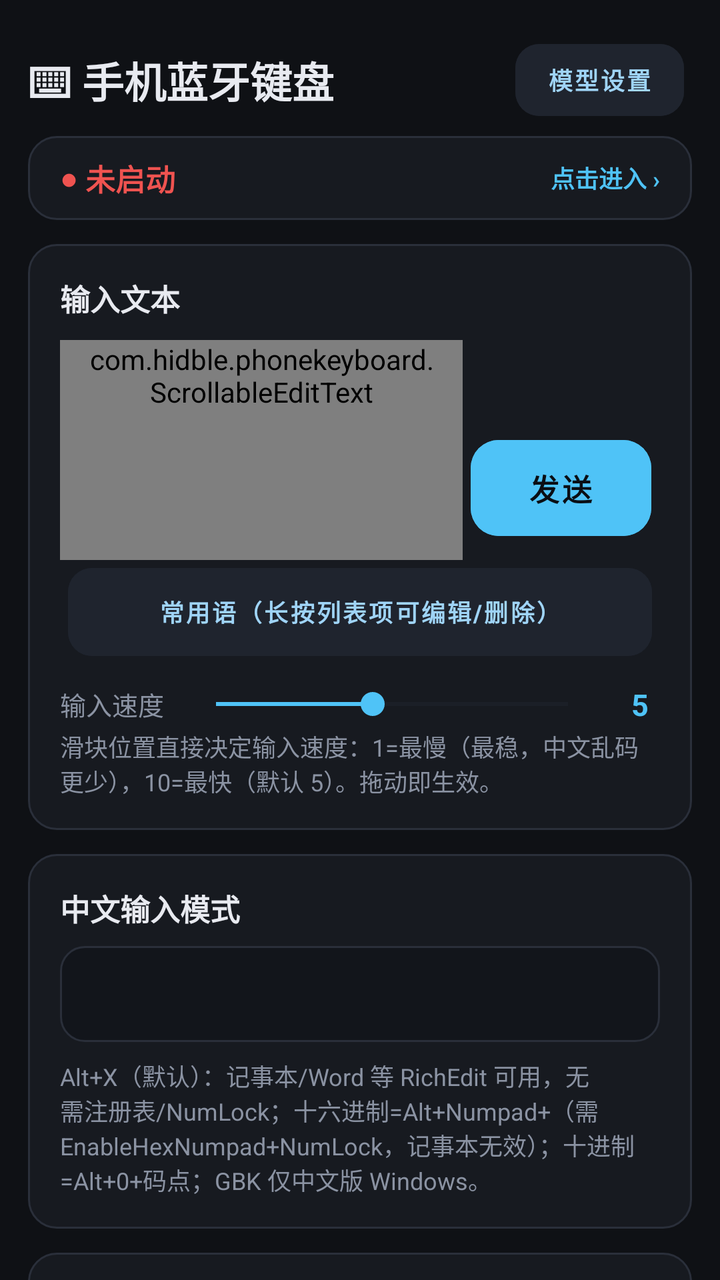
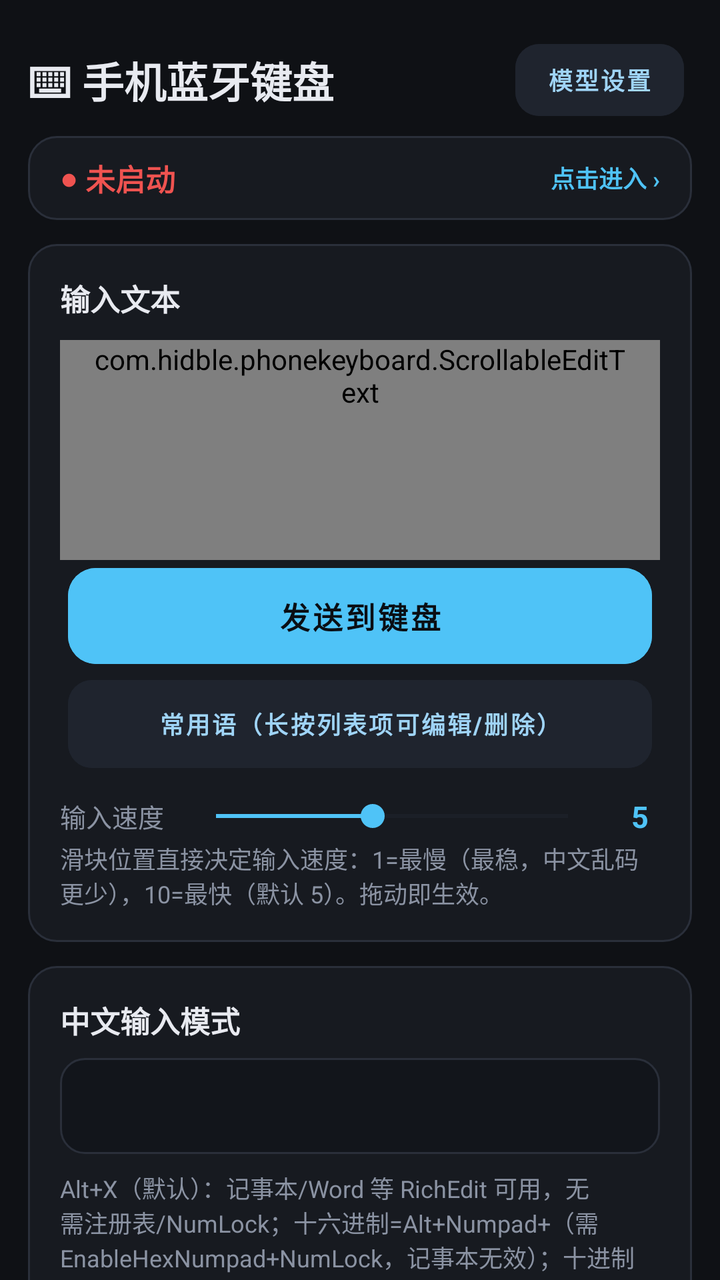

Before-and-after screenshots of an Android layout around one commit, followed by the original layout XML and the change that was made.
<!-- AndroidManifest.xml: activity theme Theme.HIDBLEKeyboard -->
<!-- res/layout/activity_main.xml -->
<?xml version="1.0" encoding="utf-8"?>
<ScrollView xmlns:android="http://schemas.android.com/apk/res/android"
    android:layout_width="match_parent"
    android:layout_height="match_parent"
    android:background="@color/background"
    android:fillViewport="true"
    android:scrollbars="none">

    <LinearLayout
        android:layout_width="match_parent"
        android:layout_height="wrap_content"
        android:orientation="vertical"
        android:padding="14dp">

        
        <LinearLayout
            android:layout_width="match_parent"
            android:layout_height="wrap_content"
            android:orientation="horizontal"
            android:gravity="center_vertical"
            android:layout_marginTop="4dp"
            android:layout_marginBottom="6dp">

            <TextView
                android:layout_width="wrap_content"
                android:layout_height="wrap_content"
                android:text="⌨ 手机蓝牙键盘"
                android:textSize="21sp"
                android:textStyle="bold"
                android:textColor="@color/text_primary" />

            <View
                android:layout_width="0dp"
                android:layout_height="1dp"
                android:layout_weight="1" />

            <Button
                android:id="@+id/llmSettingsTopButton"
                style="@style/KeyButton"
                android:layout_width="wrap_content"
                android:layout_height="36dp"
                android:text="模型设置" />
        </LinearLayout>

        
        <LinearLayout
            android:id="@+id/statusCard"
            android:layout_width="match_parent"
            android:layout_height="wrap_content"
            android:orientation="horizontal"
            android:gravity="center_vertical"
            android:background="@drawable/bg_card"
            android:clickable="true"
            android:focusable="true"
            android:foreground="?attr/selectableItemBackground"
            android:paddingStart="16dp"
            android:paddingEnd="16dp"
            android:paddingTop="10dp"
            android:paddingBottom="10dp"
            android:layout_marginBottom="12dp">

            <TextView
                android:id="@+id/headerStatusDot"
                android:layout_width="wrap_content"
                android:layout_height="wrap_content"
                android:text="● "
                android:textSize="15sp"
                android:textColor="@color/disconnected" />

            <TextView
                android:id="@+id/headerStatusText"
                android:layout_width="0dp"
                android:layout_height="wrap_content"
                android:layout_weight="1"
                android:text="未启动"
                android:textSize="15sp"
                android:textStyle="bold"
                android:textColor="@color/disconnected" />

            <TextView
                android:layout_width="wrap_content"
                android:layout_height="wrap_content"
                android:text="点击进入 ›"
                android:textSize="12sp"
                android:textStyle="bold"
                android:textColor="@color/primary" />
        </LinearLayout>

        
        <LinearLayout
            android:layout_width="match_parent"
            android:layout_height="wrap_content"
            android:orientation="vertical"
            android:background="@drawable/bg_card"
            android:padding="16dp"
            android:layout_marginBottom="12dp">

            <TextView
                android:layout_width="wrap_content"
                android:layout_height="wrap_content"
                android:text="输入文本"
                android:textSize="15sp"
                android:textStyle="bold"
                android:textColor="@color/text_primary"
                android:layout_marginBottom="10dp" />

            <LinearLayout
                android:layout_width="match_parent"
                android:layout_height="wrap_content"
                android:orientation="horizontal"
                android:gravity="center_vertical">

                <com.hidble.phonekeyboard.ScrollableEditText
                    android:id="@+id/textInput"
                    android:layout_width="0dp"
                    android:layout_height="wrap_content"
                    android:minHeight="110dp"
                    android:layout_weight="1"
                    android:background="@drawable/bg_input"
                    android:paddingStart="14dp"
                    android:paddingEnd="14dp"
                    android:hint="输入文字（支持中文/英文/数字，可多行）"
                    android:textColor="@color/text_primary"
                    android:textColorHint="@color/text_hint"
                    android:textColorHighlight="#334FC3F7"
                    android:textSize="15sp"
                    android:gravity="top|start"
                    android:inputType="textMultiLine"
                    android:lines="4"
                    android:minLines="4"
                    android:scrollbars="vertical"
                    android:scrollbarStyle="outsideOverlay"
                    android:fadeScrollbars="false"
                    android:importantForAutofill="no" />

                <Button
                    android:id="@+id/sendButton"
                    style="@style/PrimaryButton"
                    android:layout_width="0dp"
                    android:layout_height="48dp"
                    android:layout_weight="0.45"
                    android:layout_gravity="bottom"
                    android:layout_marginStart="8dp"
                    android:text="发送" />
            </LinearLayout>

            <Button
                android:id="@+id/phraseButton"
                style="@style/KeyButton"
                android:layout_width="match_parent"
                android:layout_height="44dp"
                android:layout_marginTop="8dp"
                android:text="常用语（长按列表项可编辑/删除）" />

            
            <LinearLayout
                android:layout_width="match_parent"
                android:layout_height="wrap_content"
                android:orientation="horizontal"
                android:gravity="center_vertical"
                android:layout_marginTop="10dp">

                <TextView
                    android:layout_width="wrap_content"
                    android:layout_height="wrap_content"
                    android:text="输入速度"
                    android:textSize="13sp"
                    android:textColor="@color/text_secondary" />

                <SeekBar
                    android:id="@+id/speedSeekBar"
                    android:layout_width="0dp"
                    android:layout_height="wrap_content"
                    android:layout_weight="1"
                    android:layout_marginStart="10dp"
                    android:layout_marginEnd="10dp"
                    android:min="1"
                    android:max="10"
                    android:progress="5"
                    android:progressTint="@color/primary"
                    android:progressBackgroundTint="@color/card_stroke"
                    android:thumbTint="@color/primary" />

                <TextView
                    android:id="@+id/speedValueText"
                    android:layout_width="wrap_content"
                    android:layout_height="wrap_content"
                    android:text="5"
                    android:textSize="15sp"
                    android:textStyle="bold"
                    android:textColor="@color/primary"
                    android:minWidth="20dp"
                    android:gravity="center" />
            </LinearLayout>

            <TextView
                android:layout_width="match_parent"
                android:layout_height="wrap_content"
                android:text="滑块位置直接决定输入速度：1=最慢（最稳，中文乱码更少），10=最快（默认 5）。拖动即生效。"
                android:textSize="12sp"
                android:textColor="@color/text_secondary"
                android:layout_marginTop="2dp" />
        </LinearLayout>

        
        <LinearLayout
            android:layout_width="match_parent"
            android:layout_height="wrap_content"
            android:orientation="vertical"
            android:background="@drawable/bg_card"
            android:padding="16dp"
            android:layout_marginBottom="12dp">

            <TextView
                android:layout_width="wrap_content"
                android:layout_height="wrap_content"
                android:text="中文输入模式"
                android:textSize="15sp"
                android:textStyle="bold"
                android:textColor="@color/text_primary"
                android:layout_marginBottom="8dp" />

            <Spinner
                android:id="@+id/unicodeModeSpinner"
                android:layout_width="match_parent"
                android:layout_height="48dp"
                android:background="@drawable/bg_input"
                android:paddingStart="12dp"
                android:paddingEnd="12dp" />

            <TextView
                android:layout_width="match_parent"
                android:layout_height="wrap_content"
                android:text="Alt+X（默认）：记事本/Word 等 RichEdit 可用，无需注册表/NumLock；十六进制=Alt+Numpad+（需 EnableHexNumpad+NumLock，记事本无效）；十进制=Alt+0+码点；GBK 仅中文版 Windows。"
                android:textSize="12sp"
                android:textColor="@color/text_secondary"
                android:layout_marginTop="8dp" />
        </LinearLayout>

        
        <LinearLayout
            android:layout_width="match_parent"
            android:layout_height="wrap_content"
            android:orientation="vertical"
            android:background="@drawable/bg_card"
            android:padding="16dp"
            android:layout_marginBottom="12dp">

            <LinearLayout
                android:layout_width="match_parent"
                android:layout_height="wrap_content"
                android:orientation="horizontal"
                android:gravity="center_vertical"
                android:layout_marginBottom="8dp">

                <TextView
                    android:layout_width="0dp"
                    android:layout_height="wrap_content"
                    android:layout_weight="1"
                    android:text="大模型对话"
                    android:textSize="15sp"
                    android:textStyle="bold"
                    android:textColor="@color/text_primary" />

                <Button
                    android:id="@+id/llmSettingsButton"
                    style="@style/KeyButton"
                    android:text="模型设置" />
            </LinearLayout>

            <TextView
                android:layout_width="match_parent"
                android:layout_height="wrap_content"
                android:text="选提供方 + 填 Token 后即可对话；「我」的发言为绿色、AI 回复为白色，输出框可直接编辑。"
                android:textSize="12sp"
                android:textColor="@color/text_secondary"
                android:layout_marginBottom="8dp" />

            
            <com.hidble.phonekeyboard.ScrollableEditText
                android:id="@+id/llmInput"
                android:layout_width="match_parent"
                android:layout_height="wrap_content"
                android:minHeight="110dp"
                android:background="@drawable/bg_input"
                android:padding="12dp"
                android:hint="输入要问模型的话..."
                android:textColor="@color/text_primary"
                android:textColorHint="@color/text_hint"
                android:textColorHighlight="#334FC3F7"
                android:textSize="14sp"
                android:gravity="top|start"
                android:inputType="textMultiLine"
                android:lines="4"
                android:minLines="4"
                android:scrollbars="vertical"
                android:scrollbarStyle="outsideOverlay"
                android:fadeScrollbars="false"
                android:importantForAutofill="no" />

            <Button
                android:id="@+id/llmSendButton"
                style="@style/PrimaryButton"
                android:layout_width="match_parent"
                android:layout_height="48dp"
                android:layout_marginTop="8dp"
                android:text="发送给模型" />

            
            <LinearLayout
                android:id="@+id/llmThinkingRow"
                android:layout_width="match_parent"
                android:layout_height="wrap_content"
                android:orientation="horizontal"
                android:gravity="center_vertical"
                android:visibility="gone"
                android:layout_marginTop="8dp">

                <ProgressBar
                    android:layout_width="14dp"
                    android:layout_height="14dp"
                    android:indeterminateTint="@color/primary" />

                <TextView
                    android:id="@+id/llmThinkingText"
                    android:layout_width="wrap_content"
                    android:layout_height="wrap_content"
                    android:text="AI 正在思考"
                    android:textSize="13sp"
                    android:textColor="@color/text_secondary"
                    android:layout_marginStart="8dp" />
            </LinearLayout>

            
            <com.hidble.phonekeyboard.ScrollableEditText
                android:id="@+id/llmOutput"
                android:layout_width="match_parent"
                android:layout_height="190dp"
                android:background="@drawable/bg_log"
                android:padding="12dp"
                android:hint="对话内容会显示在这里，可直接编辑"
                android:textColor="@color/text_primary"
                android:textColorHint="@color/text_hint"
                android:textSize="13sp"
                android:gravity="top|start"
                android:inputType="textMultiLine"
                android:scrollbars="vertical"
                android:scrollbarStyle="outsideOverlay"
                android:fadeScrollbars="false"
                android:lineSpacingExtra="2dp"
                android:layout_marginTop="8dp"
                android:importantForAutofill="no" />

            <CheckBox
                android:id="@+id/llmIncludeMeCheck"
                android:layout_width="match_parent"
                android:layout_height="wrap_content"
                android:layout_marginTop="4dp"
                android:buttonTint="@color/check_green"
                android:text="发送到键盘时包含“我”的发言（默认不发送，只发 AI 回复）"
                android:textSize="12sp"
                android:textColor="@color/text_secondary" />

            <LinearLayout
                android:layout_width="match_parent"
                android:layout_height="wrap_content"
                android:orientation="horizontal"
                android:layout_marginTop="6dp">

                <Button
                    android:id="@+id/llmSendToKeyboardButton"
                    style="@style/PrimaryButton"
                    android:layout_width="0dp"
                    android:layout_height="50dp"
                    android:layout_weight="1.4"
                    android:text="发送到键盘" />

                <Button
                    android:id="@+id/llmClearButton"
                    style="@style/KeyButton"
                    android:layout_width="0dp"
                    android:layout_height="50dp"
                    android:layout_weight="0.6"
                    android:layout_marginStart="8dp"
                    android:text="清空" />
            </LinearLayout>
        </LinearLayout>

        
        <LinearLayout
            android:layout_width="match_parent"
            android:layout_height="wrap_content"
            android:orientation="vertical"
            android:background="@drawable/bg_card"
            android:padding="16dp"
            android:layout_marginBottom="20dp">

            <TextView
                android:layout_width="wrap_content"
                android:layout_height="wrap_content"
                android:text="更多功能"
                android:textSize="15sp"
                android:textStyle="bold"
                android:textColor="@color/text_primary"
                android:layout_marginBottom="4dp" />

            <TextView
                android:layout_width="match_parent"
                android:layout_height="wrap_content"
                android:text="光标控制、组合键、功能键、蓝牙开关与已配对设备、命令日志已收纳到二级页面，让主界面更清爽。"
                android:textSize="12sp"
                android:textColor="@color/text_secondary"
                android:layout_marginBottom="8dp" />

            <LinearLayout
                android:layout_width="match_parent"
                android:layout_height="wrap_content"
                android:orientation="horizontal">

                <Button
                    android:id="@+id/connectionButton"
                    style="@style/KeyButton"
                    android:layout_weight="1"
                    android:text="连接管理" />

                <Button
                    android:id="@+id/keysButton"
                    style="@style/KeyButton"
                    android:layout_weight="1"
                    android:text="更多按键" />

                <Button
                    android:id="@+id/logButton"
                    style="@style/KeyButton"
                    android:layout_weight="1"
                    android:text="命令日志" />
            </LinearLayout>
        </LinearLayout>

    </LinearLayout>
</ScrollView>
<!-- resources referenced by this layout -->
<resources>
  <color name="background">#0F1115</color>
  <color name="card_stroke">#2A2F3A</color>
  <color name="check_green">#4CAF50</color>
  <color name="disconnected">#EF5350</color>
  <color name="primary">#4FC3F7</color>
  <color name="text_hint">#5C6472</color>
  <color name="text_primary">#E8EAF0</color>
  <color name="text_secondary">#8B93A3</color>
  <!-- drawable bg_card (drawable) -->
  <?xml version="1.0" encoding="utf-8"?>
  <shape xmlns:android="http://schemas.android.com/apk/res/android"
      android:shape="rectangle">
      <solid android:color="@color/card_background" />
      <corners android:radius="14dp" />
      <stroke
          android:width="1dp"
          android:color="@color/card_stroke" />
  </shape>
  <!-- drawable bg_log (drawable) -->
  <?xml version="1.0" encoding="utf-8"?>
  <shape xmlns:android="http://schemas.android.com/apk/res/android"
      android:shape="rectangle">
      <solid android:color="@color/log_bg" />
      <corners android:radius="10dp" />
      <stroke android:width="1dp" android:color="@color/card_stroke" />
  </shape>
  <color name="card_background">#171A20</color>
  <color name="input_bg">#12151B</color>
  <color name="input_stroke_focused">#4FC3F7</color>
  <color name="input_stroke">#2A2F3A</color>
  <color name="log_bg">#0C0E12</color>
  <!-- drawable btn_text_key (drawable) -->
  <?xml version="1.0" encoding="utf-8"?>
  <selector xmlns:android="http://schemas.android.com/apk/res/android">
      <item android:state_enabled="false" android:color="@color/btn_key_text_disabled" />
      <item android:state_pressed="true" android:color="@color/btn_key_text_pressed" />
      <item android:color="@color/btn_key_text" />
  </selector>
  <!-- drawable btn_bg_key (drawable) -->
  <?xml version="1.0" encoding="utf-8"?>
  <selector xmlns:android="http://schemas.android.com/apk/res/android">
      <item android:state_enabled="false" android:color="@color/btn_key_disabled" />
      <item android:state_pressed="true" android:color="@color/btn_key_pressed" />
      <item android:color="@color/btn_key" />
  </selector>
  <color name="ripple">#26FFFFFF</color>
  <!-- drawable btn_text_primary (drawable) -->
  <?xml version="1.0" encoding="utf-8"?>
  <selector xmlns:android="http://schemas.android.com/apk/res/android">
      <item android:state_enabled="false" android:color="@color/btn_primary_text_disabled" />
      <item android:color="@color/btn_primary_text" />
  </selector>
  <!-- drawable btn_bg_primary (drawable) -->
  <?xml version="1.0" encoding="utf-8"?>
  <selector xmlns:android="http://schemas.android.com/apk/res/android">
      <item android:state_enabled="false" android:color="@color/btn_primary_disabled" />
      <item android:state_pressed="true" android:color="@color/btn_primary_pressed" />
      <item android:color="@color/btn_primary" />
  </selector>
  <color name="primary_dark">#0288D1</color>
  <color name="accent">#FFB74D</color>
  <color name="on_primary">#0A0E14</color>
  <color name="btn_key_text_disabled">#3E4652</color>
  <color name="btn_key_text_pressed">#CBE9FC</color>
  <color name="btn_key_text">#9FD4F7</color>
  <color name="btn_key_disabled">#161A20</color>
  <color name="btn_key_pressed">#2C3340</color>
  <color name="btn_key">#1F242E</color>
  <color name="btn_primary_text_disabled">#55606F</color>
  <color name="btn_primary_text">#0A0E14</color>
  <color name="btn_primary_disabled">#2A3340</color>
  <color name="btn_primary_pressed">#81D4FA</color>
  <color name="btn_primary">#4FC3F7</color>
  <!-- unchanged entries left out for length: 4 -->
</resources>

<!-- the commit's change to res/layout/activity_main.xml (unified diff, before → after) -->
@@ -104,45 +104,35 @@
                 android:textColor="@color/text_primary"
                 android:layout_marginBottom="10dp" />
 
-            <LinearLayout
-                android:layout_width="match_parent"
-                android:layout_height="wrap_content"
-                android:orientation="horizontal"
-                android:gravity="center_vertical">
-
-                <com.hidble.phonekeyboard.ScrollableEditText
-                    android:id="@+id/textInput"
-                    android:layout_width="0dp"
-                    android:layout_height="wrap_content"
-                    android:minHeight="110dp"
-                    android:layout_weight="1"
-                    android:background="@drawable/bg_input"
-                    android:paddingStart="14dp"
-                    android:paddingEnd="14dp"
-                    android:hint="输入文字（支持中文/英文/数字，可多行）"
-                    android:textColor="@color/text_primary"
-                    android:textColorHint="@color/text_hint"
-                    android:textColorHighlight="#334FC3F7"
-                    android:textSize="15sp"
-                    android:gravity="top|start"
-                    android:inputType="textMultiLine"
-                    android:lines="4"
-                    android:minLines="4"
-                    android:scrollbars="vertical"
-                    android:scrollbarStyle="outsideOverlay"
-                    android:fadeScrollbars="false"
-                    android:importantForAutofill="no" />
-
-                <Button
-                    android:id="@+id/sendButton"
-                    style="@style/PrimaryButton"
-                    android:layout_width="0dp"
-                    android:layout_height="48dp"
-                    android:layout_weight="0.45"
-                    android:layout_gravity="bottom"
-                    android:layout_marginStart="8dp"
-                    android:text="发送" />
-            </LinearLayout>
+            <com.hidble.phonekeyboard.ScrollableEditText
+                android:id="@+id/textInput"
+                android:layout_width="match_parent"
+                android:layout_height="wrap_content"
+                android:minHeight="110dp"
+                android:background="@drawable/bg_input"
+                android:paddingStart="14dp"
+                android:paddingEnd="14dp"
+                android:hint="输入文字（支持中文/英文/数字，可多行）"
+                android:textColor="@color/text_primary"
+                android:textColorHint="@color/text_hint"
+                android:textColorHighlight="#334FC3F7"
+                android:textSize="15sp"
+                android:gravity="top|start"
+                android:inputType="textMultiLine"
+                android:lines="4"
+                android:minLines="4"
+                android:scrollbars="vertical"
+                android:scrollbarStyle="outsideOverlay"
+                android:fadeScrollbars="false"
+                android:importantForAutofill="no" />
+
+            <Button
+                android:id="@+id/sendButton"
+                style="@style/PrimaryButton"
+                android:layout_width="match_parent"
+                android:layout_height="48dp"
+                android:layout_marginTop="8dp"
+                android:text="发送到键盘" />
 
             <Button
                 android:id="@+id/phraseButton"
